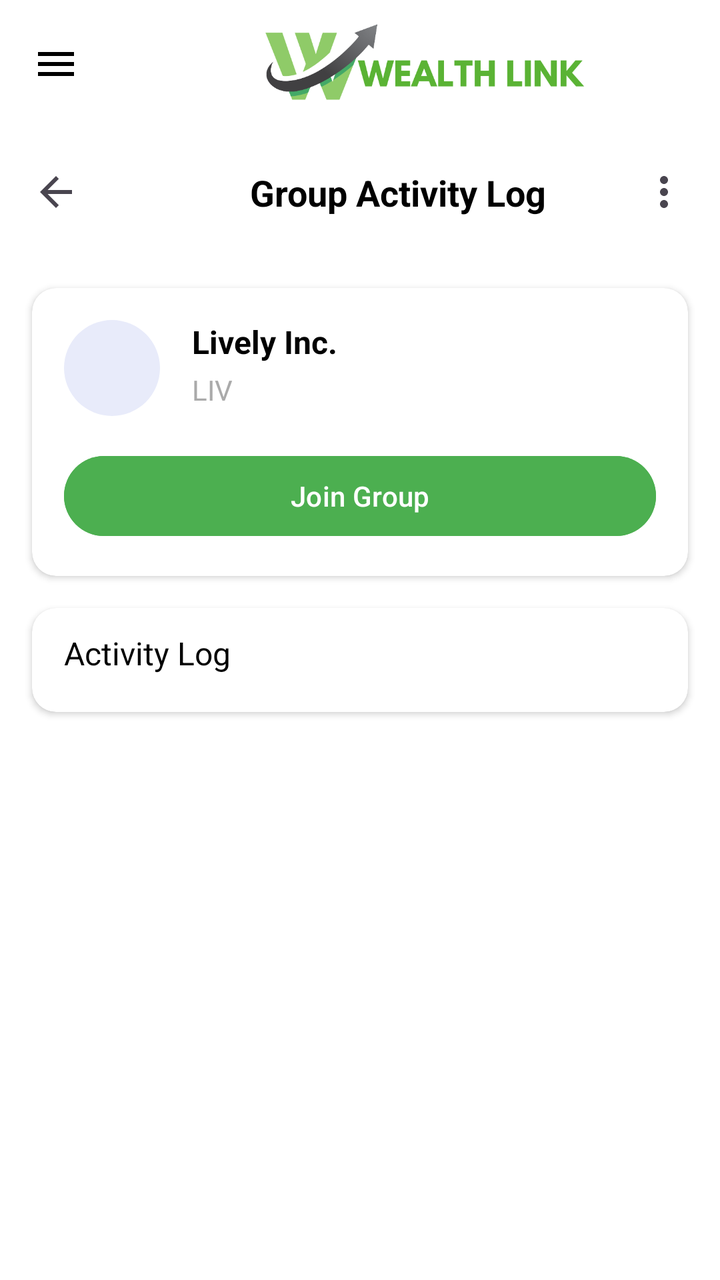
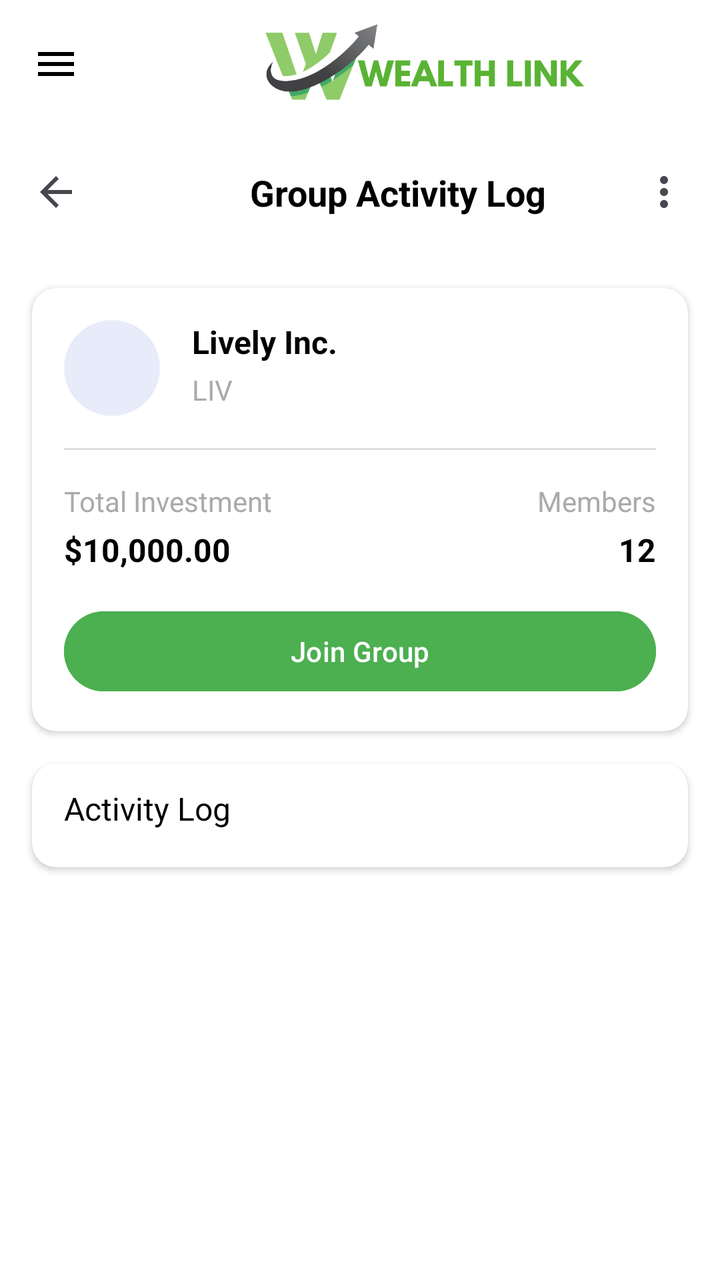

Screens rendered from an Android XML layout before and after an edit, with the pre-edit source and the edit as a unified diff.
<!-- AndroidManifest.xml: application theme Theme.WealthLink -->
<!-- res/layout/activity_group_log.xml -->
<?xml version="1.0" encoding="utf-8"?>
<androidx.drawerlayout.widget.DrawerLayout xmlns:android="http://schemas.android.com/apk/res/android"
    xmlns:app="http://schemas.android.com/apk/res-auto"
    xmlns:tools="http://schemas.android.com/tools"
    android:id="@+id/drawerLayout"
    android:layout_width="match_parent"
    android:layout_height="match_parent"
    tools:context=".GroupOverview">

    <androidx.constraintlayout.widget.ConstraintLayout
        android:layout_width="match_parent"
        android:layout_height="match_parent"
        android:background="@color/white">

        <androidx.appcompat.widget.Toolbar
            android:id="@+id/toolbarTop"
            android:layout_width="match_parent"
            android:layout_height="?attr/actionBarSize"
            app:layout_constraintTop_toTopOf="parent">

            <androidx.constraintlayout.widget.ConstraintLayout
                android:layout_width="match_parent"
                android:layout_height="match_parent">

                <ImageButton
                    android:id="@+id/btnHamburger"
                    android:layout_width="wrap_content"
                    android:layout_height="wrap_content"
                    android:background="?attr/selectableItemBackgroundBorderless"
                    android:contentDescription="Menu"
                    android:src="@drawable/ic_menu"
                    app:layout_constraintBottom_toBottomOf="parent"
                    app:layout_constraintStart_toStartOf="parent"
                    app:layout_constraintTop_toTopOf="parent" />

                <ImageView
                    android:id="@+id/ivLogo"
                    android:layout_width="265dp"
                    android:layout_height="48dp"
                    android:layout_marginStart="40dp"
                    android:contentDescription="Logo"
                    android:src="@drawable/logofull"
                    app:layout_constraintBottom_toBottomOf="parent"
                    app:layout_constraintStart_toEndOf="@id/btnHamburger"
                    app:layout_constraintTop_toTopOf="parent" />

            </androidx.constraintlayout.widget.ConstraintLayout>
        </androidx.appcompat.widget.Toolbar>

        <androidx.appcompat.widget.Toolbar
            android:id="@+id/toolbarGroups"
            android:layout_width="match_parent"
            android:layout_height="?attr/actionBarSize"
            app:layout_constraintTop_toBottomOf="@id/toolbarTop">

            <androidx.constraintlayout.widget.ConstraintLayout
                android:layout_width="match_parent"
                android:layout_height="match_parent">

                <ImageButton
                    android:id="@+id/btnBack"
                    android:layout_width="wrap_content"
                    android:layout_height="wrap_content"
                    android:background="?attr/selectableItemBackgroundBorderless"
                    android:contentDescription="Back"
                    android:src="@drawable/ic_back_black"
                    app:layout_constraintBottom_toBottomOf="parent"
                    app:layout_constraintStart_toStartOf="parent"
                    app:layout_constraintTop_toTopOf="parent" />

                <TextView
                    android:id="@+id/tvGroupsTitle"
                    android:layout_width="wrap_content"
                    android:layout_height="wrap_content"
                    android:layout_marginStart="85dp"
                    android:gravity="center"
                    android:text="Group Activity Log"
                    android:textColor="@android:color/black"
                    android:textSize="18sp"
                    android:textStyle="bold"
                    app:layout_constraintBottom_toBottomOf="parent"
                    app:layout_constraintStart_toEndOf="@id/btnBack"
                    app:layout_constraintTop_toTopOf="parent" />

                <ImageButton
                    android:id="@+id/btnMore"
                    android:layout_width="wrap_content"
                    android:layout_height="wrap_content"
                    android:layout_marginEnd="16dp"
                    android:background="?attr/selectableItemBackgroundBorderless"
                    android:contentDescription="More Options"
                    android:src="@drawable/ic_more"
                    app:layout_constraintBottom_toBottomOf="parent"
                    app:layout_constraintEnd_toEndOf="parent"
                    app:layout_constraintTop_toTopOf="parent" />

            </androidx.constraintlayout.widget.ConstraintLayout>
        </androidx.appcompat.widget.Toolbar>

        <androidx.cardview.widget.CardView
            android:id="@+id/cardDropdown"
            android:layout_width="160dp"
            android:layout_height="wrap_content"
            android:layout_marginEnd="8dp"
            android:visibility="gone"
            app:cardElevation="4dp"
            app:cardCornerRadius="8dp"
            app:layout_constraintEnd_toEndOf="parent"
            app:layout_constraintTop_toBottomOf="@id/toolbarGroups">

            <LinearLayout
                android:layout_width="match_parent"
                android:layout_height="wrap_content"
                android:orientation="vertical">

                <TextView
                    android:id="@+id/tvSettings"
                    android:layout_width="match_parent"
                    android:layout_height="wrap_content"
                    android:padding="16dp"
                    android:text="Settings"
                    android:textColor="@android:color/black" />

                <TextView
                    android:id="@+id/tvReportIssue"
                    android:layout_width="match_parent"
                    android:layout_height="wrap_content"
                    android:padding="16dp"
                    android:text="Report An Issue"
                    android:textColor="@android:color/black" />

                <TextView
                    android:id="@+id/tvLeaveGroup"
                    android:layout_width="match_parent"
                    android:layout_height="wrap_content"
                    android:padding="16dp"
                    android:text="Leave Group"
                    android:textColor="#F44336" />
            </LinearLayout>
        </androidx.cardview.widget.CardView>

        <androidx.cardview.widget.CardView
            android:id="@+id/cardGroupInfo"
            android:layout_width="match_parent"
            android:layout_height="wrap_content"
            android:layout_margin="16dp"
            app:cardCornerRadius="12dp"
            app:cardElevation="2dp"
            app:layout_constraintTop_toBottomOf="@id/toolbarGroups">

            <androidx.constraintlayout.widget.ConstraintLayout
                android:layout_width="match_parent"
                android:layout_height="wrap_content"
                android:padding="16dp">

                <ImageView
                    android:id="@+id/ivGroupLogo"
                    android:layout_width="48dp"
                    android:layout_height="48dp"
                    android:background="@drawable/circle_background"
                    app:layout_constraintStart_toStartOf="parent"
                    app:layout_constraintTop_toTopOf="parent" />

                <TextView
                    android:id="@+id/tvGroupName"
                    android:layout_width="wrap_content"
                    android:layout_height="wrap_content"
                    android:layout_marginStart="16dp"
                    android:text="Lively Inc."
                    android:textColor="@android:color/black"
                    android:textSize="16sp"
                    android:textStyle="bold"
                    app:layout_constraintStart_toEndOf="@id/ivGroupLogo"
                    app:layout_constraintTop_toTopOf="@id/ivGroupLogo" />

                <TextView
                    android:id="@+id/tvGroupTicker"
                    android:layout_width="wrap_content"
                    android:layout_height="wrap_content"
                    android:layout_marginStart="16dp"
                    android:text="LIV"
                    android:textColor="@android:color/darker_gray"
                    app:layout_constraintBottom_toBottomOf="@id/ivGroupLogo"
                    app:layout_constraintStart_toEndOf="@id/ivGroupLogo"
                    app:layout_constraintTop_toBottomOf="@id/tvGroupName" />

                <Button
                    android:id="@+id/btnJoined"
                    android:layout_width="match_parent"
                    android:layout_height="wrap_content"
                    android:layout_marginTop="16dp"
                    android:backgroundTint="#4CAF50"
                    android:text="Join Group"
                    android:textColor="@android:color/white"
                    app:layout_constraintTop_toBottomOf="@id/ivGroupLogo" />
            </androidx.constraintlayout.widget.ConstraintLayout>
        </androidx.cardview.widget.CardView>

        <androidx.cardview.widget.CardView
            android:id="@+id/cardPerformance"
            android:layout_width="match_parent"
            android:layout_height="wrap_content"
            android:layout_marginStart="16dp"
            android:layout_marginTop="16dp"
            android:layout_marginEnd="16dp"
            app:cardCornerRadius="12dp"
            app:cardElevation="2dp"
            app:layout_constraintTop_toBottomOf="@id/cardGroupInfo">

            <androidx.constraintlayout.widget.ConstraintLayout
                android:layout_width="match_parent"
                android:layout_height="wrap_content"
                android:padding="16dp">

                <TextView
                    android:id="@+id/tvLastWeek"
                    android:layout_width="wrap_content"
                    android:layout_height="wrap_content"
                    android:text="Activity Log"
                    android:textColor="@android:color/black"
                    android:textSize="16sp"
                    android:layout_marginTop="-5dp"
                    app:layout_constraintStart_toStartOf="parent"
                    app:layout_constraintTop_toTopOf="parent" />

                <androidx.recyclerview.widget.RecyclerView
                    android:id="@+id/recyclerTransactions"
                    android:layout_width="match_parent"
                    android:layout_height="wrap_content"
                    android:padding="10dp"
                    android:clipToPadding="false"
                    app:layout_constraintTop_toBottomOf="@id/cardGroupInfo"
                    app:layout_constraintBottom_toBottomOf="parent"
                    app:layout_constraintStart_toStartOf="parent"
                    app:layout_constraintEnd_toEndOf="parent"
                    tools:listitem="@layout/item_activity_log" />
            </androidx.constraintlayout.widget.ConstraintLayout>
        </androidx.cardview.widget.CardView>



    </androidx.constraintlayout.widget.ConstraintLayout>

    <com.google.android.material.navigation.NavigationView
        android:id="@+id/navigation_view"
        android:layout_width="280dp"
        android:layout_height="match_parent"
        android:layout_gravity="start"
        android:background="@android:color/white"
        android:fitsSystemWindows="true">

        <LinearLayout
            android:layout_width="match_parent"
            android:layout_height="match_parent"
            android:orientation="vertical">

            <LinearLayout
                android:layout_width="match_parent"
                android:layout_height="wrap_content"
                android:orientation="horizontal"
                android:padding="24dp">

                <androidx.cardview.widget.CardView
                    android:layout_width="60dp"
                    android:layout_height="60dp"
                    app:cardCornerRadius="30dp"
                    app:cardElevation="0dp">

                    <ImageView
                        android:id="@+id/profile_image"
                        android:layout_width="match_parent"
                        android:layout_height="match_parent"
                        android:scaleType="centerCrop"
                        android:src="@drawable/profile_pic" />
                </androidx.cardview.widget.CardView>

                <LinearLayout
                    android:layout_width="match_parent"
                    android:layout_height="wrap_content"
                    android:layout_marginStart="16dp"
                    android:layout_gravity="center_vertical"
                    android:orientation="vertical">

                    <TextView
                        android:id="@+id/user_name"
                        android:layout_width="wrap_content"
                        android:layout_height="wrap_content"
                        android:text="Kurt Zander Kaw"
                        android:textColor="@android:color/black"
                        android:textSize="18sp"
                        android:textStyle="bold" />

                    <TextView
                        android:id="@+id/user_email"
                        android:layout_width="wrap_content"
                        android:layout_height="wrap_content"
                        android:text="KurtisCool@gmail.com"
                        android:textColor="@android:color/darker_gray"
                        android:textSize="14sp" />
                </LinearLayout>
            </LinearLayout>

            <LinearLayout
                android:layout_width="match_parent"
                android:layout_height="wrap_content"
                android:orientation="vertical">

                <LinearLayout
                    android:id="@+id/nav_home"
                    android:layout_width="match_parent"
                    android:layout_height="wrap_content"
                    android:gravity="center_vertical"
                    android:orientation="horizontal"
                    android:paddingHorizontal="24dp"
                    android:paddingVertical="24dp">

                    <ImageView
                        android:layout_width="24dp"
                        android:layout_height="24dp"
                        android:src="@drawable/home_nav" />

                    <TextView
                        android:layout_width="wrap_content"
                        android:layout_height="wrap_content"
                        android:layout_marginStart="24dp"
                        android:text="Home"
                        android:textColor="@android:color/black"
                        android:textSize="16sp" />
                </LinearLayout>

                <LinearLayout
                    android:id="@+id/nav_groups"
                    android:layout_width="match_parent"
                    android:layout_height="wrap_content"
                    android:gravity="center_vertical"
                    android:orientation="horizontal"
                    android:paddingHorizontal="24dp"
                    android:paddingVertical="24dp">

                    <ImageView
                        android:layout_width="24dp"
                        android:layout_height="24dp"
                        android:src="@drawable/group_nav" />

                    <TextView
                        android:layout_width="wrap_content"
                        android:layout_height="wrap_content"
                        android:layout_marginStart="24dp"
                        android:text="Groups"
                        android:textColor="@android:color/black"
                        android:textSize="16sp" />
                </LinearLayout>

                <LinearLayout
                    android:id="@+id/nav_notifications"
                    android:layout_width="match_parent"
                    android:layout_height="wrap_content"
                    android:gravity="center_vertical"
                    android:orientation="horizontal"
                    android:paddingHorizontal="24dp"
                    android:paddingVertical="24dp">

                    <ImageView
                        android:layout_width="24dp"
                        android:layout_height="24dp"
                        android:src="@drawable/bell_nav" />

                    <TextView
                        android:layout_width="wrap_content"
                        android:layout_height="wrap_content"
                        android:layout_marginStart="24dp"
                        android:text="Notifications"
                        android:textColor="@android:color/black"
                        android:textSize="16sp" />
                </LinearLayout>

                <LinearLayout
                    android:id="@+id/nav_history"
                    android:layout_width="match_parent"
                    android:layout_height="wrap_content"
                    android:gravity="center_vertical"
                    android:orientation="horizontal"
                    android:paddingHorizontal="24dp"
                    android:paddingVertical="24dp">

                    <ImageView
                        android:layout_width="24dp"
                        android:layout_height="24dp"
                        android:src="@drawable/history_nav" />

                    <TextView
                        android:layout_width="wrap_content"
                        android:layout_height="wrap_content"
                        android:layout_marginStart="24dp"
                        android:text="History"
                        android:textColor="@android:color/black"
                        android:textSize="16sp" />
                </LinearLayout>

                <LinearLayout
                    android:id="@+id/nav_account"
                    android:layout_width="match_parent"
                    android:layout_height="wrap_content"
                    android:gravity="center_vertical"
                    android:orientation="horizontal"
                    android:paddingHorizontal="24dp"
                    android:paddingVertical="24dp">

                    <ImageView
                        android:layout_width="24dp"
                        android:layout_height="24dp"
                        android:src="@drawable/user_nav" />

                    <TextView
                        android:layout_width="wrap_content"
                        android:layout_height="wrap_content"
                        android:layout_marginStart="24dp"
                        android:text="Account"
                        android:textColor="@android:color/black"
                        android:textSize="16sp" />
                </LinearLayout>
            </LinearLayout>
        </LinearLayout>
    </com.google.android.material.navigation.NavigationView>
</androidx.drawerlayout.widget.DrawerLayout>
<!-- res/layout/item_activity_log.xml (included above) -->
<LinearLayout xmlns:android="http://schemas.android.com/apk/res/android"
    android:orientation="horizontal"
    android:layout_width="match_parent"
    android:layout_height="wrap_content"
    android:padding="12dp"
    android:gravity="center_vertical">

    <ImageView
        android:id="@+id/imageIcon"
        android:layout_width="36dp"
        android:layout_height="36dp"
        android:layout_marginEnd="12dp"
        android:src="@drawable/profile_pic" />

    <LinearLayout
        android:layout_width="0dp"
        android:layout_height="wrap_content"
        android:layout_weight="1"
        android:orientation="vertical">

        <TextView
            android:id="@+id/textTitle"
            android:layout_width="wrap_content"
            android:layout_height="wrap_content"
            android:text="Transaction Title"
            android:textStyle="bold"
            android:textSize="16sp" />

        <TextView
            android:id="@+id/textDate"
            android:layout_width="wrap_content"
            android:layout_height="wrap_content"
            android:text="By: Name"
            android:textSize="13sp"
            android:textColor="#888888" />

        <TextView
            android:id="@+id/textDate"
            android:layout_width="wrap_content"
            android:layout_height="wrap_content"
            android:text="10 Oct 2019"
            android:textSize="13sp"
            android:textColor="#888888" />
    </LinearLayout>

    <TextView
        android:id="@+id/textAmount"
        android:layout_width="wrap_content"
        android:layout_height="wrap_content"
        android:text="Php 15,000.00"
        android:textStyle="bold"
        android:textSize="16sp" />
</LinearLayout>
<!-- resources referenced by this layout -->
<resources>
  <color name="white">#FFFFFFFF</color>
  <!-- drawable bell_nav: png bitmap (drawable, 9607 bytes) -->
  <!-- drawable circle_background (drawable) -->
  <shape xmlns:android="http://schemas.android.com/apk/res/android"
      android:shape="oval">
      <solid android:color="#E8EBFA" />
  </shape>
  <!-- drawable group_nav: png bitmap (drawable, 17830 bytes) -->
  <!-- drawable history_nav: png bitmap (drawable, 14436 bytes) -->
  <!-- drawable home_nav: png bitmap (drawable, 9229 bytes) -->
  <!-- drawable ic_back_black (drawable) -->
  <?xml version="1.0" encoding="utf-8"?>
  <vector xmlns:android="http://schemas.android.com/apk/res/android"
      android:width="24dp"
      android:height="24dp"
      android:viewportWidth="24"
      android:viewportHeight="24"
      android:tint="?attr/colorControlNormal"
      android:autoMirrored="true">
  
      <path
          android:fillColor="#000000"
          android:pathData="M20,11H7.83l5.59,-5.59L12,4l-8,8 8,8 1.41,-1.41L7.83,13H20v-2z" />
  </vector>
  <!-- drawable ic_menu (drawable) -->
  <?xml version="1.0" encoding="utf-8"?>
  <vector xmlns:android="http://schemas.android.com/apk/res/android"
      android:width="24dp"
      android:height="24dp"
      android:viewportWidth="24"
      android:viewportHeight="24">
      <path
          android:fillColor="#000000"
          android:pathData="M3,18h18v-2L3,16v2zM3,13h18v-2L3,11v2zM3,6v2h18L21,6L3,6z"/>
  </vector>
  <!-- drawable ic_more (drawable) -->
  <?xml version="1.0" encoding="utf-8"?>
  <vector xmlns:android="http://schemas.android.com/apk/res/android"
      android:width="24dp"
      android:height="24dp"
      android:viewportWidth="24"
      android:viewportHeight="24"
      android:tint="?attr/colorControlNormal">
  
      <path
          android:fillColor="#000000"
          android:pathData="M12,8c1.1,0 2,-0.9 2,-2s-0.9,-2 -2,-2 -2,0.9 -2,2 0.9,2 2,2zM12,10c-1.1,0 -2,0.9 -2,2s0.9,2 2,2 2,-0.9 2,-2 -0.9,-2 -2,-2zM12,16c-1.1,0 -2,0.9 -2,2s0.9,2 2,2 2,-0.9 2,-2 -0.9,-2 -2,-2z" />
  </vector>
  <!-- drawable logofull: png bitmap (drawable, 22190 bytes) -->
  <!-- drawable profile_pic: png bitmap (drawable, 37098 bytes) -->
  <!-- drawable user_nav: png bitmap (drawable, 16826 bytes) -->
  <style name="Theme.WealthLink" parent="Base.Theme.WealthLink" />
  <style name="Base.Theme.WealthLink" parent="Theme.Material3.DayNight.NoActionBar">
          
          
      </style>
</resources>

<!-- the commit's change to res/layout/activity_group_log.xml (unified diff, before → after) -->
@@ -4,8 +4,7 @@
     xmlns:tools="http://schemas.android.com/tools"
     android:id="@+id/drawerLayout"
     android:layout_width="match_parent"
-    android:layout_height="match_parent"
-    tools:context=".GroupOverview">
+    android:layout_height="match_parent">
 
     <androidx.constraintlayout.widget.ConstraintLayout
         android:layout_width="match_parent"
@@ -139,6 +138,7 @@
             </LinearLayout>
         </androidx.cardview.widget.CardView>
 
+        
         <androidx.cardview.widget.CardView
             android:id="@+id/cardGroupInfo"
             android:layout_width="match_parent"
@@ -174,7 +174,7 @@
                     app:layout_constraintTop_toTopOf="@id/ivGroupLogo" />
 
                 <TextView
-                    android:id="@+id/tvGroupTicker"
+                    android:id="@+id/tvGroupDescription"
                     android:layout_width="wrap_content"
                     android:layout_height="wrap_content"
                     android:layout_marginStart="16dp"
@@ -184,6 +184,64 @@
                     app:layout_constraintStart_toEndOf="@id/ivGroupLogo"
                     app:layout_constraintTop_toBottomOf="@id/tvGroupName" />
 
+                
+                <View
+                    android:id="@+id/divider"
+                    android:layout_width="match_parent"
+                    android:layout_height="1dp"
+                    android:layout_marginTop="16dp"
+                    android:background="#E0E0E0"
+                    app:layout_constraintTop_toBottomOf="@id/ivGroupLogo" />
+
+                
+                <TextView
+                    android:id="@+id/labelTotalInvestment"
+                    android:layout_width="wrap_content"
+                    android:layout_height="wrap_content"
+                    android:layout_marginTop="16dp"
+                    android:text="Total Investment"
+                    android:textColor="@android:color/darker_gray"
+                    android:textSize="14sp"
+                    app:layout_constraintStart_toStartOf="parent"
+                    app:layout_constraintTop_toBottomOf="@id/divider" />
+
+                <TextView
+                    android:id="@+id/tvTotalInvestment"
+                    android:layout_width="wrap_content"
+                    android:layout_height="wrap_content"
+                    android:layout_marginTop="4dp"
+                    android:text="$10,000.00"
+                    android:textColor="@android:color/black"
+                    android:textSize="16sp"
+                    android:textStyle="bold"
+                    app:layout_constraintStart_toStartOf="@+id/labelTotalInvestment"
+                    app:layout_constraintTop_toBottomOf="@+id/labelTotalInvestment" />
+
+                
+                <TextView
+                    android:id="@+id/labelMemberCount"
+                    android:layout_width="wrap_content"
+                    android:layout_height="wrap_content"
+                    android:layout_marginTop="16dp"
+                    android:text="Members"
+                    android:textColor="@android:color/darker_gray"
+                    android:textSize="14sp"
+                    app:layout_constraintEnd_toEndOf="parent"
+                    app:layout_constraintTop_toBottomOf="@id/divider" />
+
+                <TextView
+                    android:id="@+id/tvMemberCount"
+                    android:layout_width="wrap_content"
+                    android:layout_height="wrap_content"
+                    android:layout_marginTop="4dp"
+                    android:text="12"
+                    android:textColor="@android:color/black"
+                    android:textSize="16sp"
+                    android:textStyle="bold"
+                    app:layout_constraintEnd_toEndOf="@+id/labelMemberCount"
+                    app:layout_constraintTop_toBottomOf="@+id/labelMemberCount" />
+
+
                 <Button
                     android:id="@+id/btnJoined"
                     android:layout_width="match_parent"
@@ -192,9 +250,12 @@
                     android:backgroundTint="#4CAF50"
                     android:text="Join Group"
                     android:textColor="@android:color/white"
-                    app:layout_constraintTop_toBottomOf="@id/ivGroupLogo" />
+                    app:layout_constraintTop_toBottomOf="@id/tvMemberCount" />
             </androidx.constraintlayout.widget.ConstraintLayout>
         </androidx.cardview.widget.CardView>
+
+
+
 
         <androidx.cardview.widget.CardView
             android:id="@+id/cardPerformance"
